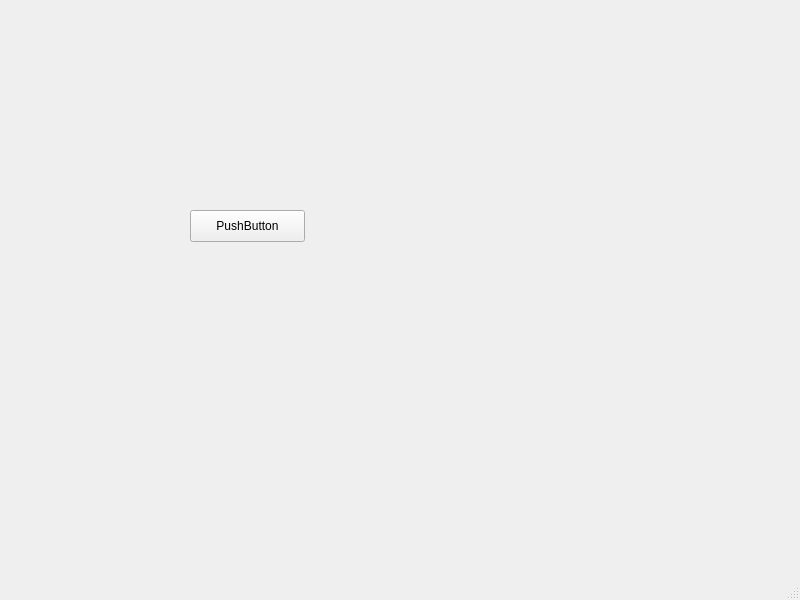
Before: the Qt Designer form Interface_BT/mainwindow.ui in freshStones/alpaca, drawn with Qt 5.
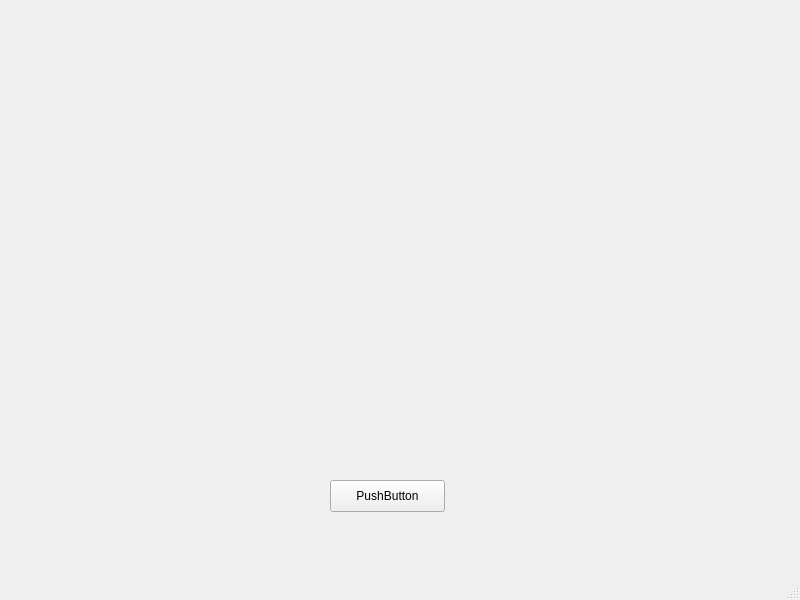
After: the same form once the commit is applied.

```diff
--- a/Interface_BT/mainwindow.ui
+++ b/Interface_BT/mainwindow.ui
@@ -17,8 +17,8 @@
    <widget class="QPushButton" name="pushButton">
     <property name="geometry">
      <rect>
-      <x>190</x>
-      <y>210</y>
+      <x>330</x>
+      <y>480</y>
       <width>115</width>
       <height>32</height>
      </rect>
```
Left out of the diff: 2 changed lines with no effect on the pictures.
